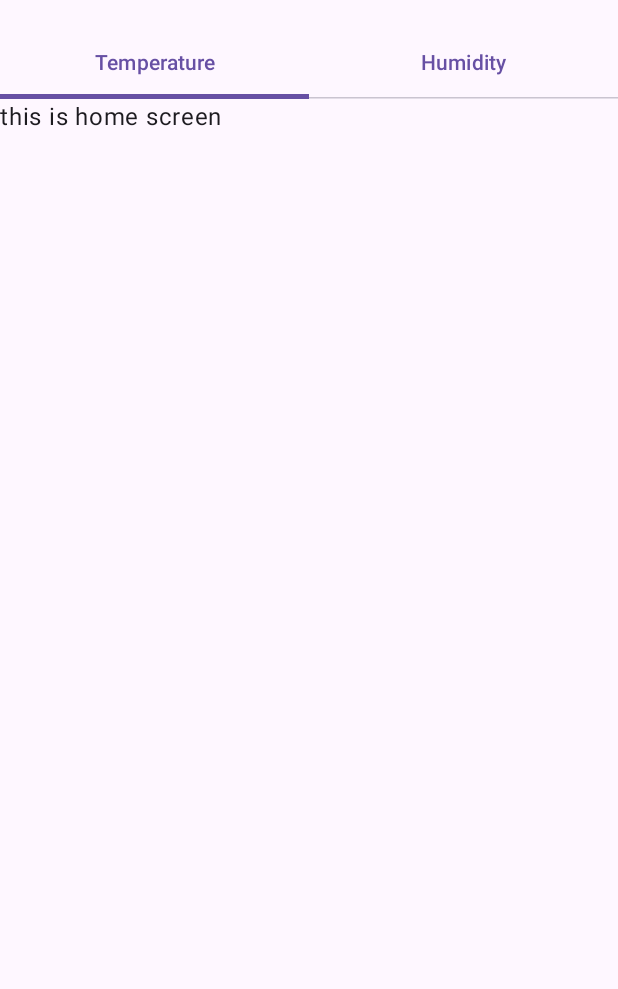
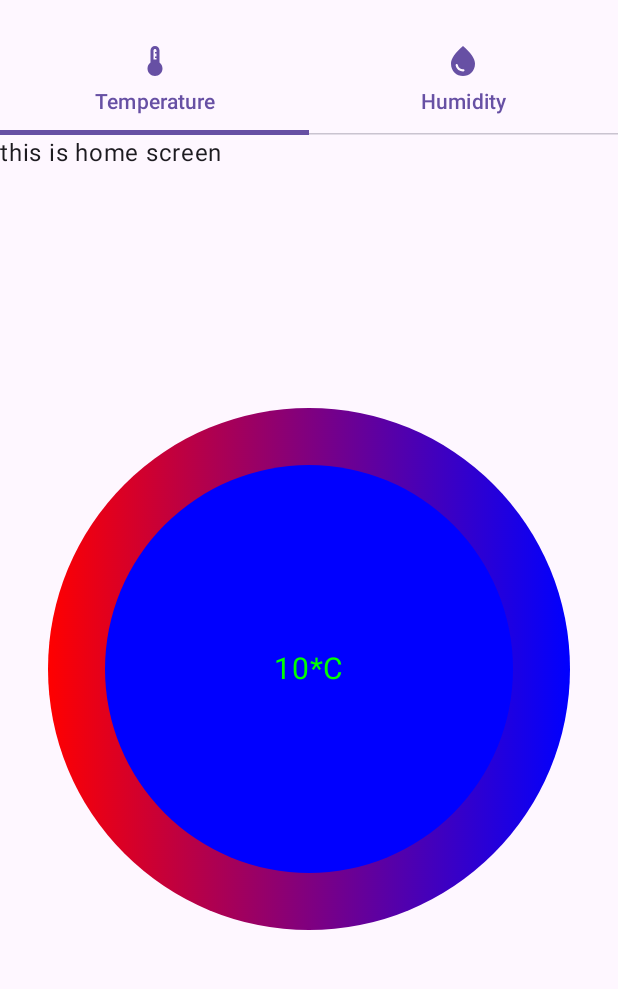
Before and after one commit to giaongo/HomeWeather, an Android app built with Jetpack Compose: the screen it shows after launch (MainActivity), on a phone screen of 412 x 824 dp, the part 69-1058 px from its top. Run offline under Robolectric (Android 15) with nearby library versions, the phone set to English and light mode, and no system bars.

Commit message:
build sample HomeScreen

```diff
--- a/HomeWeather/app/src/main/java/fi/metropolia/homeweather/ui/views/HomeScreen.kt
+++ b/HomeWeather/app/src/main/java/fi/metropolia/homeweather/ui/views/HomeScreen.kt
@@ -1,6 +1,11 @@
 package fi.metropolia.homeweather.ui.views
 
+import androidx.compose.foundation.Canvas
+import androidx.compose.foundation.layout.Box
 import androidx.compose.foundation.layout.Column
+import androidx.compose.foundation.layout.fillMaxSize
+import androidx.compose.foundation.layout.padding
+import androidx.compose.material3.Icon
 import androidx.compose.material3.Tab
 import androidx.compose.material3.TabRow
 import androidx.compose.material3.Text
@@ -9,9 +14,16 @@ import androidx.compose.runtime.getValue
 import androidx.compose.runtime.mutableStateOf
 import androidx.compose.runtime.remember
 import androidx.compose.runtime.setValue
+import androidx.compose.ui.Alignment
 import androidx.compose.ui.Modifier
+import androidx.compose.ui.graphics.Brush
+import androidx.compose.ui.graphics.Color
+import androidx.compose.ui.res.painterResource
 import androidx.compose.ui.text.style.TextOverflow
 import androidx.compose.ui.tooling.preview.Preview
+import androidx.compose.ui.unit.dp
+import androidx.compose.ui.unit.sp
+import fi.metropolia.homeweather.R
 
 @Composable
 fun HomeScreen(modifier: Modifier = Modifier) {
@@ -21,14 +33,61 @@ fun HomeScreen(modifier: Modifier = Modifier) {
     val titles = listOf("Temperature", "Humidity")
     Column(modifier = modifier) {
         TabRow(selectedTabIndex = tabIndex) {
-            titles.forEachIndexed {index, title ->
+            titles.forEachIndexed { index, title ->
                 Tab(selected = tabIndex == index,
-                    onClick = {tabIndex = index},
-                    text = { Text(text = title, maxLines = 2, overflow = TextOverflow.Ellipsis)})
+                    onClick = { tabIndex = index },
+                    text = { Text(text = title, maxLines = 2, overflow = TextOverflow.Ellipsis) },
+                    icon = {
+                        when (index) {
+                            0 -> Icon(
+                                painter = painterResource(id = R.drawable.thermostat),
+                                contentDescription = "temperature tab"
+                            )
+
+                            1 -> Icon(
+                                painter = painterResource(id = R.drawable.humidity),
+                                contentDescription = "temperature tab"
+                            )
+                        }
+
+                    }
+                )
             }
         }
         Text(text = "this is home screen")
+        CircleInfo()
     }
+}
+
+@Composable
+fun CircleInfo() {
+    Box(
+        modifier = Modifier
+            .fillMaxSize()
+            .padding(16.dp),
+        contentAlignment = Alignment.Center
+    ) {
+        val brush = Brush.horizontalGradient(listOf(Color.Red, Color.Blue))
+        Canvas(
+            modifier = Modifier
+                .fillMaxSize()
+                .padding(16.dp),
+            onDraw = {
+                drawCircle(brush)
+            }
+        )
+        Canvas(
+            modifier = Modifier
+                .fillMaxSize(0.8f)
+                .padding(16.dp),
+            onDraw = {
+                drawCircle(Color.Blue)
+            }
+        )
+        Text(text = "10*C", color = Color.Green, fontSize = 20.sp)
+    }
+
+
 }
 
 
```
